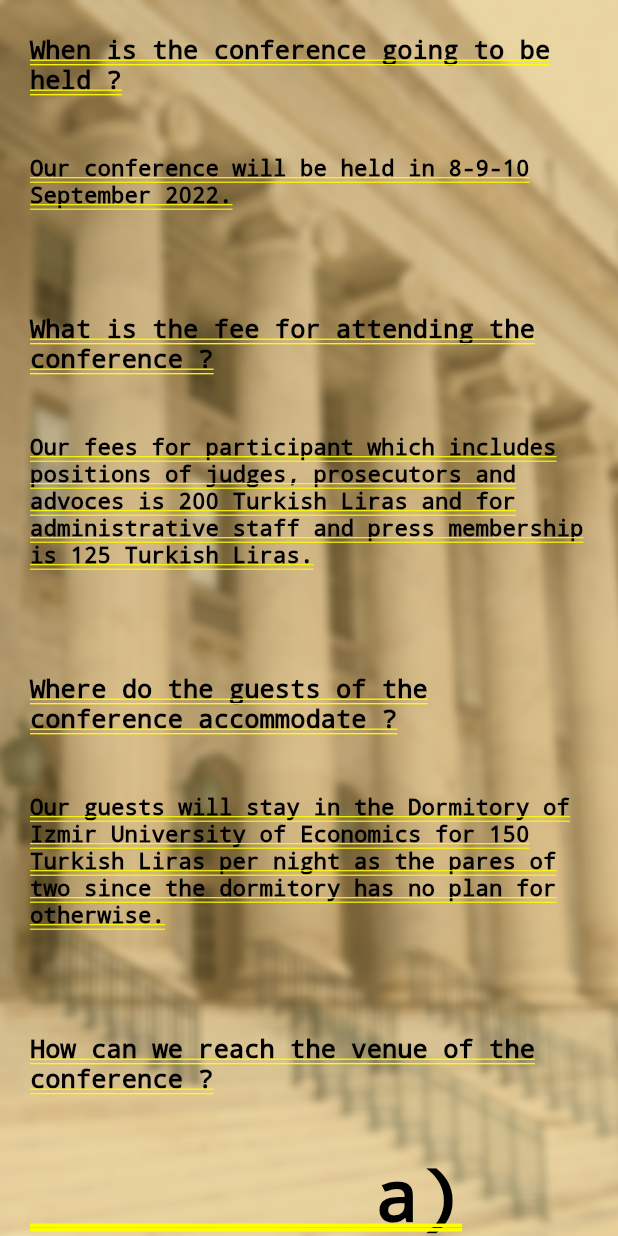
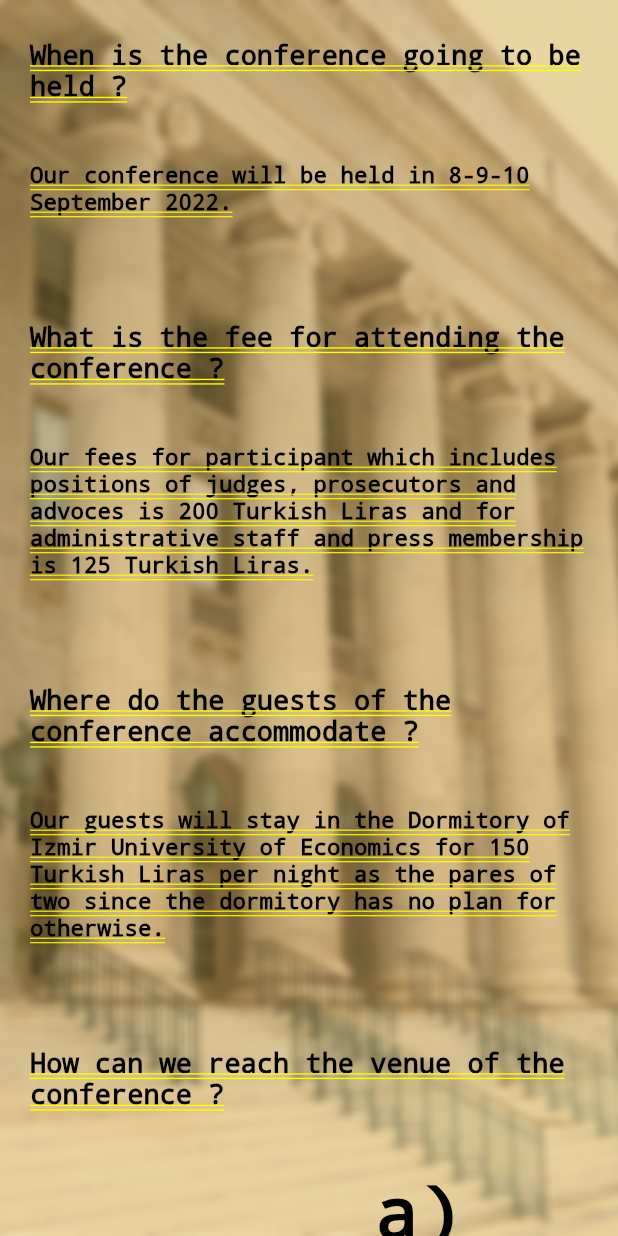
Before and after one commit to battletech45/smyrna_courts_of_justice, a Flutter app: the Details screen opened directly, scrolled down 576 dp, on a phone screen of 412 x 824 dp. Run offline on Flutter 3.47's test engine with Material 2 defaults, Android fonts, the phone set to English and light mode, and no system bars; our stand-ins replace url_launcher_web.

Commit message:
code refactored

```diff
--- a/lib/pages/details.dart
+++ b/lib/pages/details.dart
@@ -37,7 +37,7 @@ class Details extends StatelessWidget {
                           Text("Only law, international relations and political science students can apply to our conference.", style: TextStyle(fontSize: 15.0, color: Colors.black, fontWeight: FontWeight.bold))
                         ],
                       ),
-                      const SizedBox(height: 60.0),
+                      const SizedBox(height: 80.0),
                       Column(
                         mainAxisAlignment: MainAxisAlignment.center,
                         children: const <Widget>[
@@ -46,7 +46,7 @@ class Details extends StatelessWidget {
                           Text("Our conference will be held in İzmir University of Economics.", style: TextStyle(fontSize: 15.0, color: Colors.black, fontWeight: FontWeight.bold))
                         ],
                       ),
-                      const SizedBox(height: 60.0),
+                      const SizedBox(height: 80.0),
                       Column(
                         mainAxisAlignment: MainAxisAlignment.center,
                         children: const <Widget>[
@@ -55,7 +55,7 @@ class Details extends StatelessWidget {
                           Text("Our conference will be held in 8-9-10 September 2022.", style: TextStyle(fontSize: 15.0, color: Colors.black, fontWeight: FontWeight.bold))
                         ],
                       ),
-                      const SizedBox(height: 60.0),
+                      const SizedBox(height: 80.0),
                       Column(
                         mainAxisAlignment: MainAxisAlignment.center,
                         children: const <Widget>[
@@ -63,7 +63,7 @@ class Details extends StatelessWidget {
                           SizedBox(height: 40.0),
                           Text("Our fees for participant which includes positions of judges, prosecutors and advoces is 200 Turkish Liras and for administrative staff and press membership is 125 Turkish Liras.", style: TextStyle(fontSize: 15.0, color: Colors.black, fontWeight: FontWeight.bold))
                         ],
-                      ),const SizedBox(height: 60.0),
+                      ),const SizedBox(height: 80.0),
                       Column(
                         mainAxisAlignment: MainAxisAlignment.center,
                         children: const <Widget>[
@@ -72,7 +72,7 @@ class Details extends StatelessWidget {
                           Text("Our guests will stay in the Dormitory of Izmir University of Economics for 150 Turkish Liras per night as the pares of two since the dormitory has no plan for otherwise.", style: TextStyle(fontSize: 15.0, color: Colors.black, fontWeight: FontWeight.bold))
                         ],
                       ),
-                      const SizedBox(height: 60.0),
+                      const SizedBox(height: 80.0),
                       Column(
                         mainAxisAlignment: MainAxisAlignment.center,
                         children: const <Widget>[
@@ -140,7 +140,7 @@ class Details extends StatelessWidget {
                     Column(
                       mainAxisAlignment: MainAxisAlignment.start,
                       children: const <Widget>[
-                        Text("Who can attend the conference ?", style: TextStyle(fontSize: 17.0, color: Colors.black, fontWeight: FontWeight.bold)),
+                        Text("Who can attend the conference ?", style: TextStyle(fontSize: 18.0, color: Colors.black, fontWeight: FontWeight.bold)),
                         SizedBox(height: 40.0),
                         Text("Only law, international relations and political science students can apply to our conference.", style: TextStyle(fontSize: 15.0, color: Colors.black, fontWeight: FontWeight.bold))
                       ],
@@ -149,7 +149,7 @@ class Details extends StatelessWidget {
                     Column(
                       mainAxisAlignment: MainAxisAlignment.start,
                       children: const <Widget>[
-                        Text("Where is the conference going to be held ?", style: TextStyle(fontSize: 17.0, color: Colors.black, fontWeight: FontWeight.bold)),
+                        Text("Where is the conference going to be held ?", style: TextStyle(fontSize: 18.0, color: Colors.black, fontWeight: FontWeight.bold)),
                         SizedBox(height: 40.0),
                         Text("Our conference will be held in İzmir University of Economics.", style: TextStyle(fontSize: 15.0, color: Colors.black, fontWeight: FontWeight.bold))
                       ],
@@ -158,7 +158,7 @@ class Details extends StatelessWidget {
                     Column(
                       mainAxisAlignment: MainAxisAlignment.start,
                       children: const <Widget>[
-                        Text("When is the conference going to be held ?", style: TextStyle(fontSize: 17.0, color: Colors.black, fontWeight: FontWeight.bold)),
+                        Text("When is the conference going to be held ?", style: TextStyle(fontSize: 18.0, color: Colors.black, fontWeight: FontWeight.bold)),
                         SizedBox(height: 40.0),
                         Text("Our conference will be held in 8-9-10 September 2022.", style: TextStyle(fontSize: 15.0, color: Colors.black, fontWeight: FontWeight.bold))
                       ],
@@ -167,7 +167,7 @@ class Details extends StatelessWidget {
                     Column(
                       mainAxisAlignment: MainAxisAlignment.start,
                       children: const <Widget>[
-                        Text("What is the fee for attending the conference ?", style: TextStyle(fontSize: 17.0, color: Colors.black, fontWeight: FontWeight.bold)),
+                        Text("What is the fee for attending the conference ?", style: TextStyle(fontSize: 18.0, color: Colors.black, fontWeight: FontWeight.bold)),
                         SizedBox(height: 40.0),
                         Text("Our fees for participant which includes positions of judges, prosecutors and advoces is 200 Turkish Liras and for administrative staff and press membership is 125 Turkish Liras.", style: TextStyle(fontSize: 15.0, color: Colors.black, fontWeight: FontWeight.bold))
                       ],
@@ -176,7 +176,7 @@ class Details extends StatelessWidget {
                     Column(
                       mainAxisAlignment: MainAxisAlignment.start,
                       children: const <Widget>[
-                        Text("Where do the guests of the conference accommodate ?", style: TextStyle(fontSize: 17.0, color: Colors.black, fontWeight: FontWeight.bold)),
+                        Text("Where do the guests of the conference accommodate ?", style: TextStyle(fontSize: 18.0, color: Colors.black, fontWeight: FontWeight.bold)),
                         SizedBox(height: 40.0),
                         Text("Our guests will stay in the Dormitory of Izmir University of Economics for 150 Turkish Liras per night as the pares of two since the dormitory has no plan for otherwise.", style: TextStyle(fontSize: 15.0, color: Colors.black, fontWeight: FontWeight.bold))
                       ],
@@ -185,7 +185,7 @@ class Details extends StatelessWidget {
                     Column(
                       mainAxisAlignment: MainAxisAlignment.start,
                       children: const <Widget>[
-                        Text("How can we reach the venue of the conference ?", style: TextStyle(fontSize: 17.0, color: Colors.black, fontWeight: FontWeight.bold)),
+                        Text("How can we reach the venue of the conference ?", style: TextStyle(fontSize: 18.0, color: Colors.black, fontWeight: FontWeight.bold)),
                         SizedBox(height: 40.0),
                         Text("        a) From Adnan Menderes Airport:", style: TextStyle(color: Colors.black, fontWeight: FontWeight.bold)),
                         SizedBox(height: 10.0),
```
